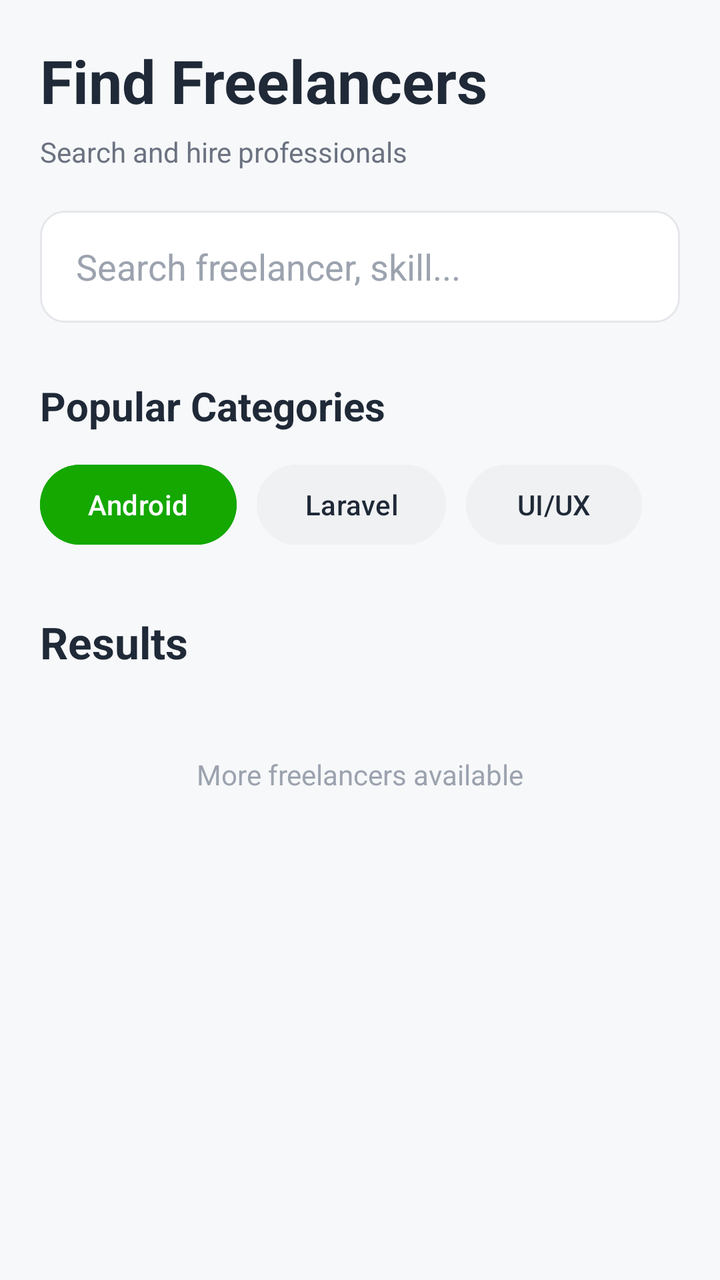
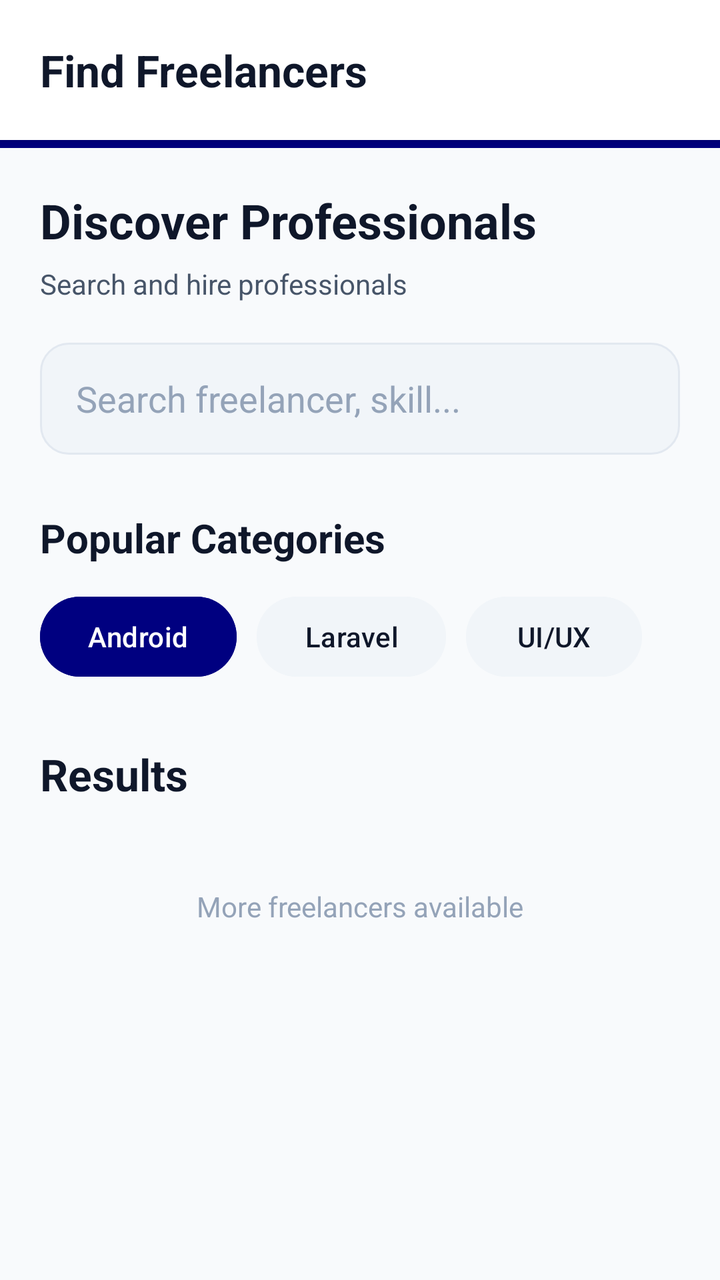

Two renders of the same Android screen: before a commit and after it. Below are the layout's source before the change and the commit's diff.
<!-- AndroidManifest.xml: application theme Theme.MiniJobHunt -->
<!-- res/layout/fragment_client_search.xml -->
<?xml version="1.0" encoding="utf-8"?>
<ScrollView xmlns:android="http://schemas.android.com/apk/res/android"
    xmlns:app="http://schemas.android.com/apk/res-auto"
    android:layout_width="match_parent"
    android:layout_height="match_parent"
    android:fillViewport="true"
    android:background="@color/background">

    <LinearLayout
        android:layout_width="match_parent"
        android:layout_height="wrap_content"
        android:orientation="vertical"
        android:padding="20dp">

        

        <TextView
            android:layout_width="wrap_content"
            android:layout_height="wrap_content"
            android:text="Find Freelancers"
            android:textSize="30sp"
            android:textStyle="bold"
            android:textColor="@color/text_primary" />

        <TextView
            android:layout_width="wrap_content"
            android:layout_height="wrap_content"
            android:layout_marginTop="6dp"
            android:text="Search and hire professionals"
            android:textColor="@color/text_secondary" />

        

        <EditText
            android:id="@+id/etSearch"
            android:layout_width="match_parent"
            android:layout_height="56dp"
            android:layout_marginTop="20dp"
            android:background="@drawable/bg_input"
            android:hint="Search freelancer, skill..."
            android:paddingHorizontal="18dp"
            android:textColor="@color/text_primary"
            android:textColorHint="@color/text_hint" />

        

        <TextView
            android:layout_width="wrap_content"
            android:layout_height="wrap_content"
            android:layout_marginTop="28dp"
            android:text="Popular Categories"
            android:textColor="@color/text_primary"
            android:textSize="20sp"
            android:textStyle="bold"/>

        <HorizontalScrollView
            android:layout_width="match_parent"
            android:layout_height="wrap_content"
            android:scrollbars="none"
            android:layout_marginTop="12dp">

            <LinearLayout
                android:layout_width="wrap_content"
                android:layout_height="wrap_content"
                android:orientation="horizontal">

                <Button
                    android:layout_width="wrap_content"
                    android:layout_height="48dp"
                    android:text="Android"
                    android:textAllCaps="false"
                    android:backgroundTint="@color/primary"/>

                <Button
                    android:layout_width="wrap_content"
                    android:layout_height="48dp"
                    android:layout_marginStart="10dp"
                    android:text="Laravel"
                    android:textAllCaps="false"
                    android:backgroundTint="@color/surface_variant"
                    android:textColor="@color/text_primary"/>

                <Button
                    android:layout_width="wrap_content"
                    android:layout_height="48dp"
                    android:layout_marginStart="10dp"
                    android:text="UI/UX"
                    android:textAllCaps="false"
                    android:backgroundTint="@color/surface_variant"
                    android:textColor="@color/text_primary"/>

            </LinearLayout>

        </HorizontalScrollView>

        

        <TextView
            android:layout_width="wrap_content"
            android:layout_height="wrap_content"
            android:layout_marginTop="30dp"
            android:text="Results"
            android:textSize="22sp"
            android:textStyle="bold"
            android:textColor="@color/text_primary"/>

        <ProgressBar
            android:id="@+id/progressBar"
            android:layout_width="wrap_content"
            android:layout_height="wrap_content"
            android:layout_gravity="center"
            android:layout_marginTop="20dp"
            android:visibility="gone"/>

        <androidx.recyclerview.widget.RecyclerView
            android:id="@+id/rvFreelancers"
            android:layout_width="match_parent"
            android:layout_height="wrap_content"
            android:layout_marginTop="16dp"
            android:nestedScrollingEnabled="false"/>

        

        <TextView
            android:layout_width="wrap_content"
            android:layout_height="wrap_content"
            android:layout_gravity="center"
            android:layout_marginTop="26dp"
            android:text="More freelancers available"
            android:textColor="@color/text_hint"/>

        <Space
            android:layout_width="match_parent"
            android:layout_height="100dp"/>

    </LinearLayout>

</ScrollView>
<!-- resources referenced by this layout -->
<resources>
  <color name="background">#FFF7F8FA</color>
  <color name="primary">#FF14A800</color>
  <color name="surface_variant">#FFF0F1F3</color>
  <color name="text_hint">#FF9CA3AF</color>
  <color name="text_primary">#FF1F2937</color>
  <color name="text_secondary">#FF6B7280</color>
  <!-- drawable bg_input (drawable) -->
  <?xml version="1.0" encoding="utf-8"?>
  <shape xmlns:android="http://schemas.android.com/apk/res/android">
  
      <solid android:color="@color/surface"/>
  
      <stroke
          android:width="1dp"
          android:color="@color/divider"/>
  
      <corners android:radius="12dp"/>
  
  </shape>
  <style name="Theme.MiniJobHunt" parent="Base.Theme.MiniJobHunt" />
  <color name="surface">#FFFFFFFF</color>
  <color name="divider">#FFE5E7EB</color>
  <style name="Base.Theme.MiniJobHunt" parent="Theme.Material3.DayNight.NoActionBar">
          
          
      </style>
</resources>

<!-- the commit's change to res/layout/fragment_client_search.xml (unified diff, before → after) -->
@@ -1,26 +1,60 @@
 <?xml version="1.0" encoding="utf-8"?>
-<ScrollView xmlns:android="http://schemas.android.com/apk/res/android"
+<LinearLayout xmlns:android="http://schemas.android.com/apk/res/android"
     xmlns:app="http://schemas.android.com/apk/res-auto"
     android:layout_width="match_parent"
     android:layout_height="match_parent"
-    android:fillViewport="true"
+    android:orientation="vertical"
     android:background="@color/background">
 
+    
     <LinearLayout
         android:layout_width="match_parent"
         android:layout_height="wrap_content"
-        android:orientation="vertical"
-        android:padding="20dp">
+        android:orientation="vertical">
 
-        
+        <RelativeLayout
+            android:layout_width="match_parent"
+            android:layout_height="70dp"
+            android:background="@color/surface"
+            android:elevation="4dp"
+            android:paddingHorizontal="20dp">
 
-        <TextView
-            android:layout_width="wrap_content"
+            <TextView
+                android:layout_width="wrap_content"
+                android:layout_height="wrap_content"
+                android:layout_centerVertical="true"
+                android:text="Find Freelancers"
+                android:textColor="@color/text_primary"
+                android:textSize="22sp"
+                android:textStyle="bold" />
+
+        </RelativeLayout>
+
+        <View
+            android:layout_width="match_parent"
+            android:layout_height="4dp"
+            android:background="@color/primary" />
+    </LinearLayout>
+
+    <ScrollView
+        android:layout_width="match_parent"
+        android:layout_height="match_parent"
+        android:fillViewport="true">
+
+        <LinearLayout
+            android:layout_width="match_parent"
             android:layout_height="wrap_content"
-            android:text="Find Freelancers"
-            android:textSize="30sp"
-            android:textStyle="bold"
-            android:textColor="@color/text_primary" />
+            android:orientation="vertical"
+            android:padding="20dp">
+
+            
+            <TextView
+                android:layout_width="wrap_content"
+                android:layout_height="wrap_content"
+                android:text="Discover Professionals"
+                android:textSize="24sp"
+                android:textStyle="bold"
+                android:textColor="@color/text_primary" />
 
         <TextView
             android:layout_width="wrap_content"
@@ -136,3 +170,4 @@
     </LinearLayout>
 
 </ScrollView>
+</LinearLayout>
<!-- resource entries referenced after the edit -->
@@ -1,30 +1,64 @@
 <!-- resources referenced by this layout -->
 <resources>
-  <color name="background">#FFF7F8FA</color>
-  <color name="primary">#FF14A800</color>
-  <color name="surface_variant">#FFF0F1F3</color>
-  <color name="text_hint">#FF9CA3AF</color>
-  <color name="text_primary">#FF1F2937</color>
-  <color name="text_secondary">#FF6B7280</color>
+  <color name="background">#F8FAFC</color>
+  <color name="primary">#000080</color>
+  <color name="surface_variant">#F1F5F9</color>
+  <color name="text_hint">#94A3B8</color>
+  <color name="text_primary">#0F172A</color>
+  <color name="text_secondary">#475569</color>
   <!-- drawable bg_input (drawable) -->
   <?xml version="1.0" encoding="utf-8"?>
-  <shape xmlns:android="http://schemas.android.com/apk/res/android">
+  <ripple xmlns:android="http://schemas.android.com/apk/res/android"
+      android:color="@color/primary_light">
+      <item>
+          <shape android:shape="rectangle">
+              <solid android:color="@color/surface_variant" />
+              <corners android:radius="14dp" />
+              <stroke
+                  android:width="1dp"
+                  android:color="@color/divider" />
+          </shape>
+      </item>
+  </ripple>
+  <style name="Theme.MiniJobHunt" parent="Base.Theme.MiniJobHunt" />
+  <color name="primary_light">#E6E6FF</color>
+  <color name="surface">#FFFFFF</color>
+  <color name="divider">#E2E8F0</color>
+  <style name="Base.Theme.MiniJobHunt" parent="Theme.Material3.DayNight.NoActionBar">
+          <item name="colorPrimary">@color/primary</item>
+          <item name="colorOnPrimary">@color/white</item>
+          <item name="colorPrimaryContainer">@color/primary_light</item>
+          <item name="colorOnPrimaryContainer">@color/primary_dark</item>
   
-      <solid android:color="@color/surface"/>
+          <item name="colorSecondary">@color/info</item>
+          <item name="colorOnSecondary">@color/white</item>
   
-      <stroke
-          android:width="1dp"
-          android:color="@color/divider"/>
+          <item name="android:windowBackground">@color/background</item>
+          <item name="android:statusBarColor">@color/background</item>
+          <item name="android:windowLightStatusBar">true</item>
   
-      <corners android:radius="12dp"/>
-  
-  </shape>
-  <style name="Theme.MiniJobHunt" parent="Base.Theme.MiniJobHunt" />
-  <color name="surface">#FFFFFFFF</color>
-  <color name="divider">#FFE5E7EB</color>
-  <style name="Base.Theme.MiniJobHunt" parent="Theme.Material3.DayNight.NoActionBar">
           
-          
+          <item name="textAppearanceHeadlineLarge">@style/AppText.HeadlineLarge</item>
+          <item name="textAppearanceTitleMedium">@style/AppText.TitleMedium</item>
+          <item name="textAppearanceBodyLarge">@style/AppText.BodyLarge</item>
+      </style>
+  <color name="white">#FFFFFF</color>
+  <color name="primary_dark">#000066</color>
+  <color name="info">#000080</color>
+  <style name="AppText.HeadlineLarge">
+          <item name="android:textSize">30sp</item>
+          <item name="android:textStyle">bold</item>
+          <item name="android:textColor">@color/text_primary</item>
+          <item name="android:letterSpacing">-0.02</item>
+      </style>
+  <style name="AppText.TitleMedium">
+          <item name="android:textSize">18sp</item>
+          <item name="android:textStyle">bold</item>
+          <item name="android:textColor">@color/text_primary</item>
+      </style>
+  <style name="AppText.BodyLarge">
+          <item name="android:textSize">16sp</item>
+          <item name="android:textColor">@color/text_secondary</item>
       </style>
 </resources>
 
